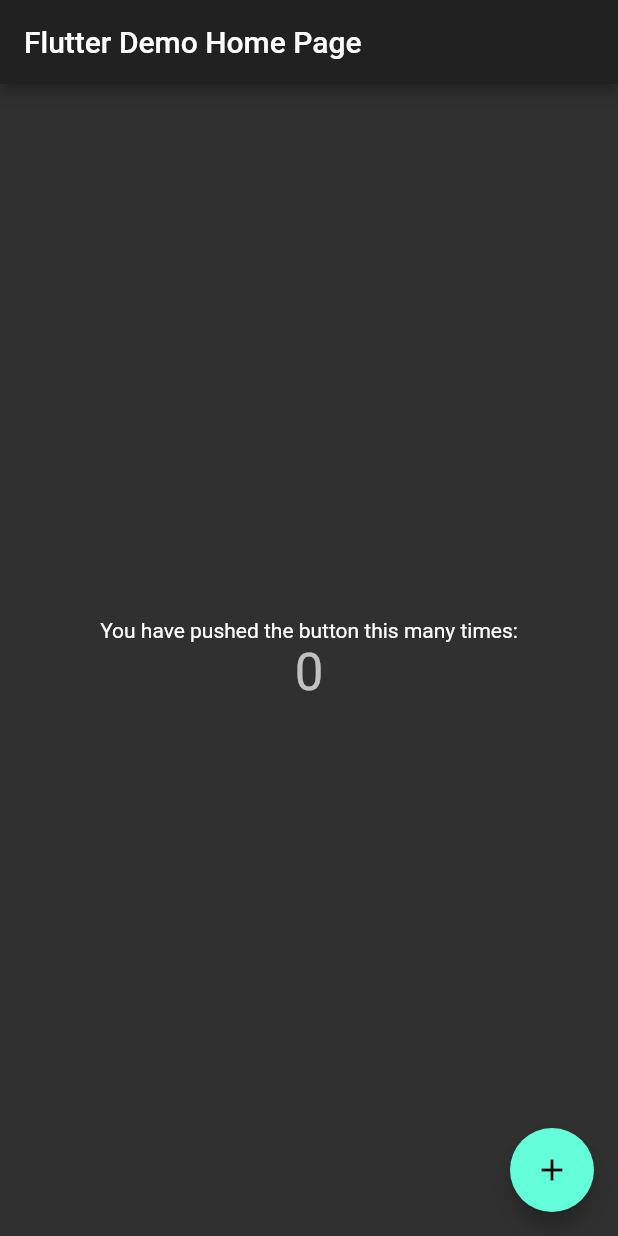
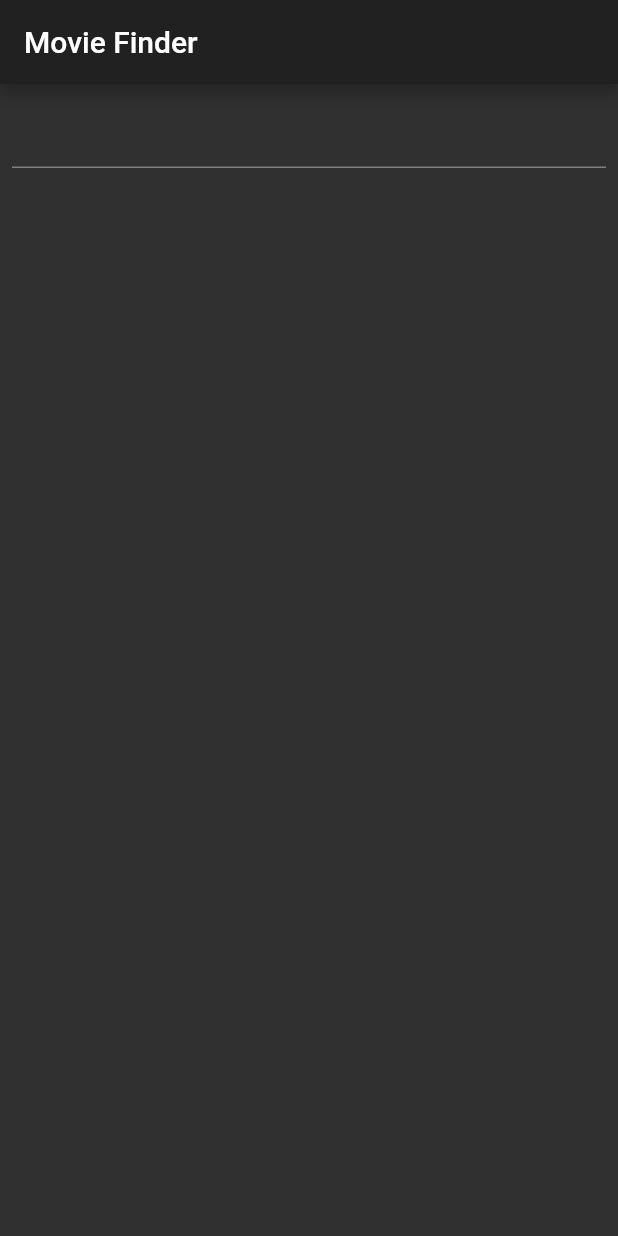
Before and after one commit to zairnaim/Movie_Finder, a Flutter app: the screen it shows after launch, on a phone screen of 412 x 824 dp. Run offline on Flutter 3.47's test engine with Material 2 defaults, Android fonts, the phone set to English and light mode, and no system bars; our stand-ins replace rxdart; statements that could not run were skipped.

Commit message:
textview and progress indicator working

```diff
--- a/lib/main.dart
+++ b/lib/main.dart
@@ -1,4 +1,10 @@
 import 'package:flutter/material.dart';
+import 'package:movie_finder/model/model.dart';
+import 'package:rxdart/rxdart.dart';
+import 'package:http/http.dart' as http;
+import 'dart:convert';
+
+const key = '';
 
 void main() => runApp(MyApp());
 
@@ -9,16 +15,13 @@ class MyApp extends StatelessWidget {
     return MaterialApp(
       title: 'Flutter Demo',
       theme: ThemeData.dark(),
-      home: MyHomePage(title: 'Flutter Demo Home Page'),
+      home: MyHomePage(title: 'Movie Finder'),
     );
   }
 }
 
 class MyHomePage extends StatefulWidget {
   MyHomePage({Key key, this.title}) : super(key: key);
-
-
-
   final String title;
 
   @override
@@ -26,12 +29,22 @@ class MyHomePage extends StatefulWidget {
 }
 
 class _MyHomePageState extends State<MyHomePage> {
-  int _counter = 0;
+  List<Movie> movies = List();
+  bool hasLoaded = true;
 
-  void _incrementCounter() {
-    setState(() {
-      _counter++;
-    });
+  final PublishSubject subject = PublishSubject<String>();
+
+  @override
+  void dispose() {
+    subject.close();
+    super.dispose();
+  }
+
+  @override
+  void initState() {
+    super.initState();
+
+    subject.stream.debounce(Duration(milliseconds: 400)).listen(searchMovies);
   }
 
   @override
@@ -40,25 +53,71 @@ class _MyHomePageState extends State<MyHomePage> {
       appBar: AppBar(
         title: Text(widget.title),
       ),
-      body: Center(
-        child: Column(
-          mainAxisAlignment: MainAxisAlignment.center,
-          children: <Widget>[
-            Text(
-              'You have pushed the button this many times:',
+      body: Column(
+        children: <Widget>[
+          Padding(
+            padding: const EdgeInsets.all(8.0),
+            child: TextField(
+              onChanged: (String string) => (subject.add(string)),
             ),
-            Text(
-              '$_counter',
-              style: Theme.of(context).textTheme.display1,
-            ),
-          ],
-        ),
-      ),
-      floatingActionButton: FloatingActionButton(
-        onPressed: _incrementCounter,
-        tooltip: 'Increment',
-        child: Icon(Icons.add),
+          ),
+          Expanded(
+              child: Center(
+                  child:
+                      hasLoaded ? Container() : CircularProgressIndicator())),
+          hasLoaded == false
+              ? Expanded(
+                  child: ListView.builder(
+                      padding: EdgeInsets.all(10.0),
+                      itemCount: movies.length,
+                      itemBuilder: (BuildContext context, int index) {
+                        return new Container();
+                      }),
+                )
+              : Container(),
+        ],
       ),
     );
   }
+
+  void searchMovies(query) {
+    resetMovies();
+    if (query.isEmpty) {
+      setState(() {
+        hasLoaded = true;
+      });
+      return;
+    }
+    setState(() => hasLoaded = false);
+
+    http
+        .get(
+            'https://api.themoviedb.org/3/search/movie?api_key=$key&query=$query')
+        .then((res) => (res.body))
+        .then(json.decode)
+        .then((map) => map["results"])
+        .then((movies) => movies.forEach(addMovie))
+        .catchError(onError)
+        .then((e) {
+      setState(() {
+        hasLoaded = true;
+      });
+    });
+  }
+
+  void onError(dynamic d) {
+    setState(() {
+      hasLoaded = true;
+    });
+  }
+
+  void resetMovies() {
+    setState(() => movies.clear());
+  }
+
+  void addMovie(item) {
+    setState(() {
+      movies.add(Movie.fromJson(item));
+    });
+  }
 }
--- /dev/null
+++ b/lib/model/model.dart
@@ -0,0 +1,21 @@
+import 'package:meta/meta.dart';
+
+class Movie {
+  String title, posterPath, id, overview;
+  bool favored;
+
+  Movie({
+    @required this.title,
+    @required this.posterPath,
+    @required this.id,
+    @required this.overview,
+    this.favored,
+  });
+
+  Movie.fromJson(Map json)
+      : title = json["title"],
+        posterPath = json["poster_path"],
+        id = json["id"].toString(),
+        overview = json["overview"],
+        favored = false;
+}
--- a/pubspec.yaml
+++ b/pubspec.yaml
@@ -20,8 +20,8 @@ dependencies:
   # Use with the CupertinoIcons class for iOS style icons.
   cupertino_icons: ^0.1.2
   sqflite: any
-  path_provider: ^0.3.1
-  rxdart: ^0.16.1
+  path_provider: ^0.5.0
+  rxdart: ^0.20.0
 
 dev_dependencies:
   flutter_test:
```
Also changed, not shown: pubspec.lock, 1 other file.
